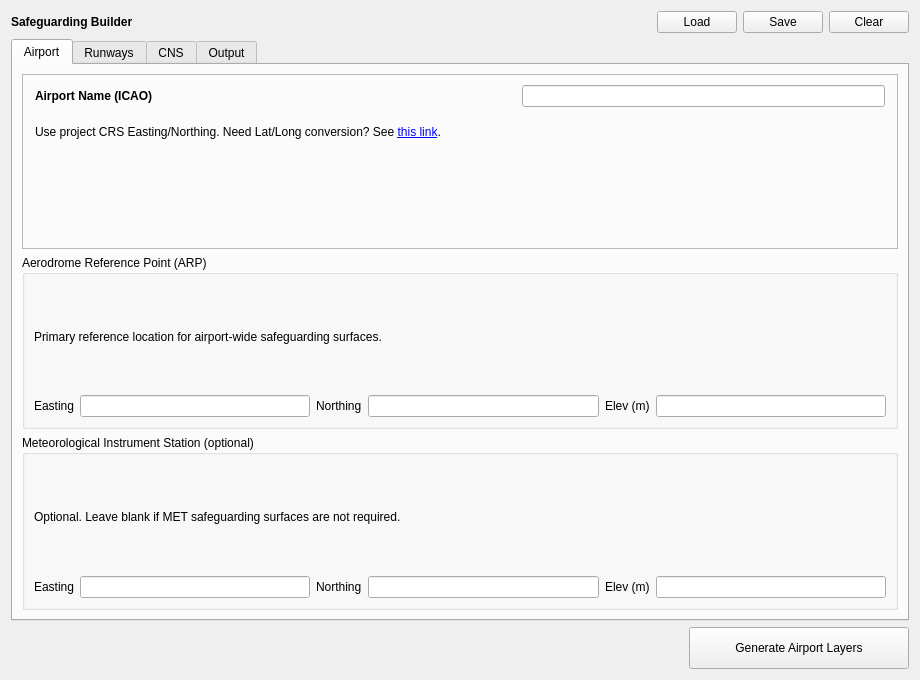
The window that safeguarding_builder_dialog_base.ui (camtodd1/prj-lucid) describes before a commit, drawn with Qt 5.
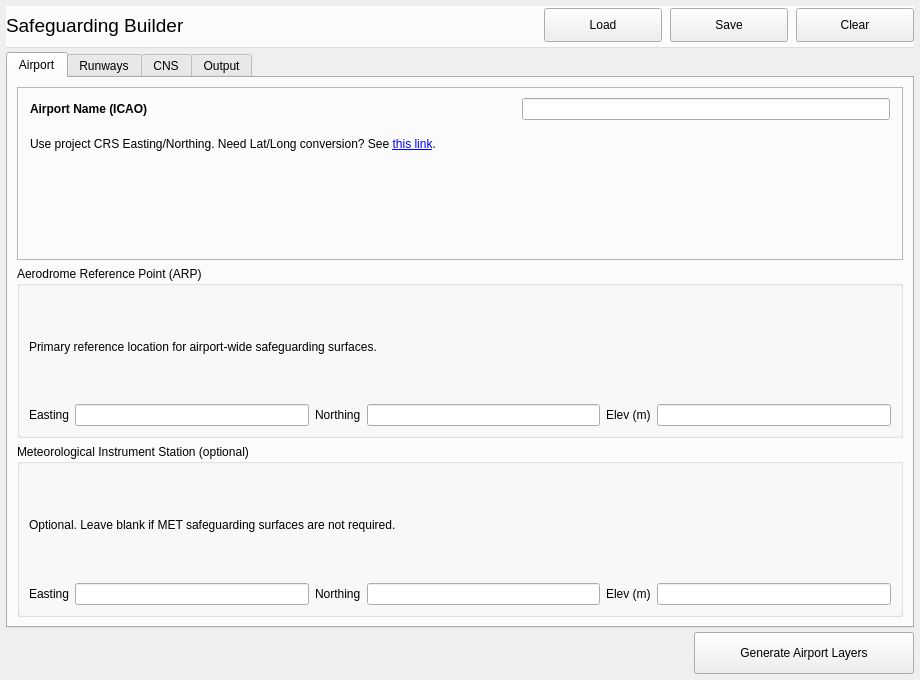
The same window after the commit. Custom widgets are drawn as their Qt base class.

Commit message: Airport header

What changed in the file:
```diff
--- a/safeguarding_builder_dialog_base.ui
+++ b/safeguarding_builder_dialog_base.ui
@@ -20,14 +20,49 @@
    <string>AeroSense - Airport Safeguarding Analysis Tool</string>
   </property>
   <layout class="QVBoxLayout" name="verticalLayout">
+   <property name="leftMargin">
+    <number>6</number>
+   </property>
+   <property name="topMargin">
+    <number>6</number>
+   </property>
+   <property name="rightMargin">
+    <number>6</number>
+   </property>
+   <property name="bottomMargin">
+    <number>6</number>
+   </property>
+   <property name="spacing">
+    <number>4</number>
+   </property>
    <item>
+    <widget class="QFrame" name="frame_dialog_header">
+     <property name="styleSheet">
+      <string notr="true">QFrame#frame_dialog_header { background: #fcfcfc; border-bottom: 1px solid #dedede; }</string>
+     </property>
     <layout class="QHBoxLayout" name="horizontalLayout_dialogHeader">
+      <property name="leftMargin">
+       <number>0</number>
+      </property>
+      <property name="topMargin">
+       <number>2</number>
+      </property>
+      <property name="rightMargin">
+       <number>0</number>
+      </property>
+      <property name="bottomMargin">
+       <number>6</number>
+      </property>
+      <property name="spacing">
+       <number>8</number>
+      </property>
      <item>
       <widget class="QLabel" name="label_dialog_heading">
        <property name="font">
         <font>
-         <weight>75</weight>
-         <bold>true</bold>
+          <pointsize>14</pointsize>
+          <weight>60</weight>
+          <bold>false</bold>
         </font>
        </property>
        <property name="text">
@@ -50,6 +85,12 @@
      </item>
      <item>
       <widget class="QPushButton" name="pushButton_load_data">
+        <property name="minimumSize">
+         <size>
+          <width>118</width>
+          <height>34</height>
+         </size>
+        </property>
        <property name="text">
         <string>Load</string>
        </property>
@@ -57,6 +98,12 @@
      </item>
      <item>
       <widget class="QPushButton" name="pushButton_save_data">
+        <property name="minimumSize">
+         <size>
+          <width>118</width>
+          <height>34</height>
+         </size>
+        </property>
        <property name="text">
         <string>Save</string>
        </property>
@@ -64,12 +111,19 @@
      </item>
      <item>
       <widget class="QPushButton" name="pushButton_clear_all">
+        <property name="minimumSize">
+         <size>
+          <width>118</width>
+          <height>34</height>
+         </size>
+        </property>
        <property name="text">
         <string>Clear</string>
        </property>
       </widget>
      </item>
     </layout>
+    </widget>
    </item>
    <item>
     <widget class="QTabWidget" name="tabWidget_workflow">
```
Lines whose indentation alone changed are shown as unchanged. The commit also changes 1 other file.
